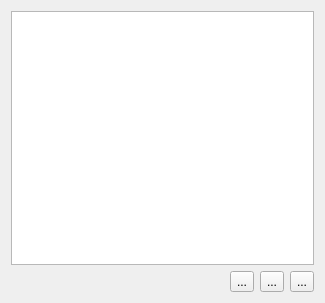
This is shapes/musicshape/dialogs/PartsWidget.ui in KDE/calligra as Qt 5 draws it before an edit. The edited form follows.
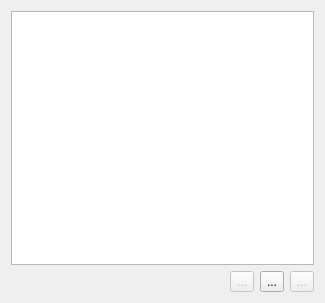
This is the edited form.

Commit message: my very first command! it should now be possible to remove parts (and undo removing them)

Diff of the .ui file:
```diff
--- a/shapes/musicshape/dialogs/PartsWidget.ui
+++ b/shapes/musicshape/dialogs/PartsWidget.ui
@@ -33,6 +33,9 @@
      </item>
      <item>
       <widget class="QToolButton" name="editPart" >
+       <property name="enabled" >
+        <bool>false</bool>
+       </property>
        <property name="text" >
         <string>...</string>
        </property>
@@ -47,6 +50,9 @@
      </item>
      <item>
       <widget class="QToolButton" name="removePart" >
+       <property name="enabled" >
+        <bool>false</bool>
+       </property>
        <property name="text" >
         <string>...</string>
        </property>
```
The commit also changes 9 other files.
